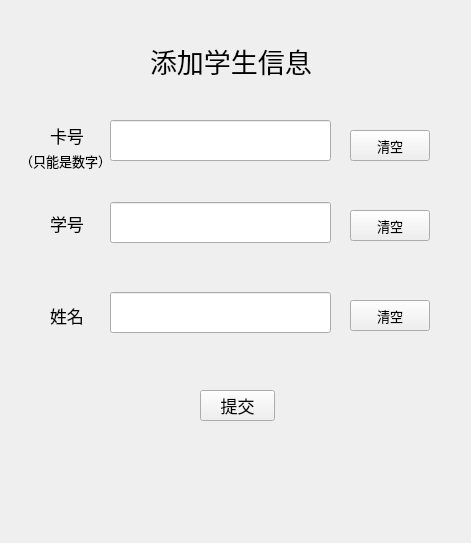
This is addstudent.ui in kagura114/NetCard as Qt 5 draws it before an edit. The edited form follows.
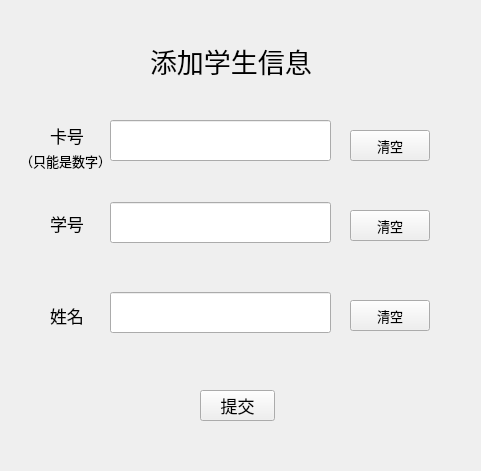
This is the edited form.

What changed in the file:
```diff
--- a/addstudent.ui
+++ b/addstudent.ui
@@ -6,8 +6,8 @@
    <rect>
     <x>0</x>
     <y>0</y>
-    <width>471</width>
-    <height>543</height>
+    <width>481</width>
+    <height>471</height>
    </rect>
   </property>
   <property name="font">
```
Left out of the diff: 48 changed lines with no effect on the pictures.
